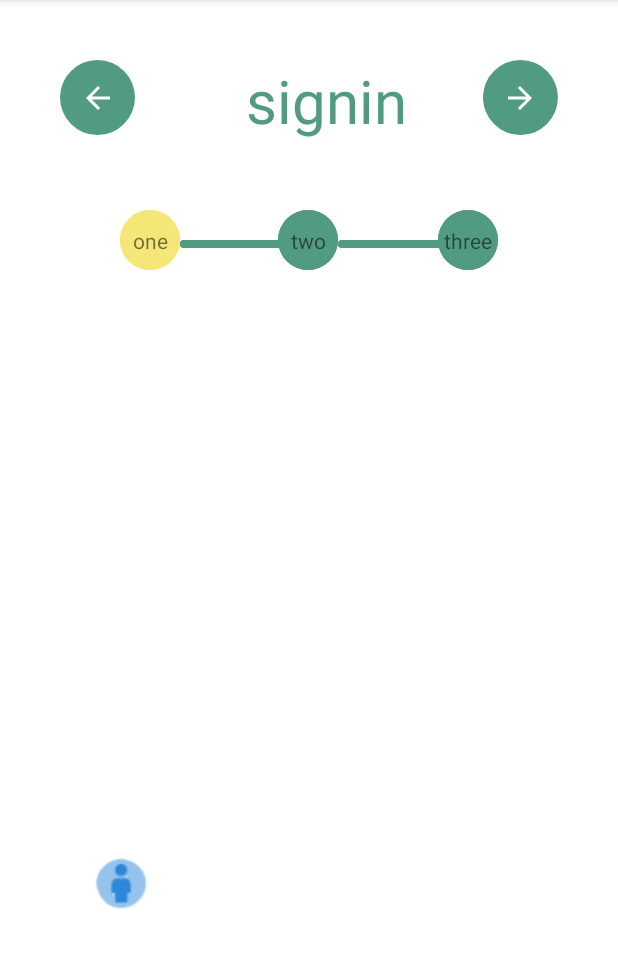
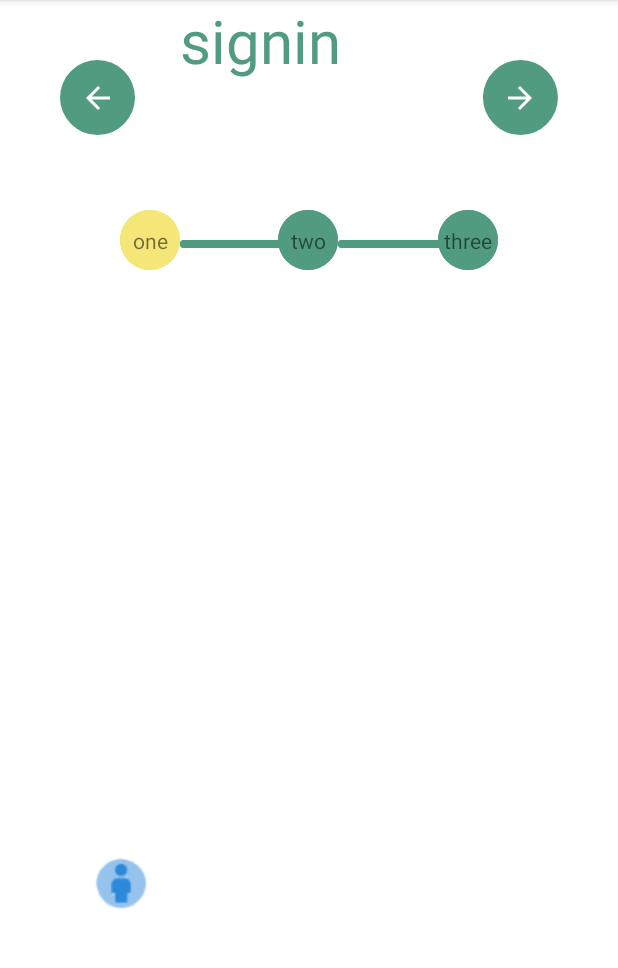
Before and after one commit to joey60504/SDHW, an Android app: the signin screen opened directly, with no data from a screen before it, on a phone screen of 412 x 824 dp, the part 84-1052 px from its top. Run offline under Robolectric (Android 15) with nearby library versions, the phone set to English and light mode, and no system bars.

Commit message:
１１２２３２３

```diff
--- a/app/src/main/res/layout/activity_signin.xml
+++ b/app/src/main/res/layout/activity_signin.xml
@@ -61,14 +61,13 @@
         android:id="@+id/textView5"
         android:layout_width="110dp"
         android:layout_height="52dp"
-        android:layout_marginTop="40dp"
         android:text="@string/signin"
         android:textColor="@color/green"
         android:textSize="40sp"
         app:layout_constraintEnd_toStartOf="@+id/imageButton4"
-        app:layout_constraintHorizontal_bias="0.606"
+        app:layout_constraintHorizontal_bias="0.245"
         app:layout_constraintStart_toEndOf="@+id/imageButton3"
-        app:layout_constraintTop_toTopOf="parent" />
+        tools:layout_editor_absoluteY="150dp" />
 
     <ImageButton
         android:id="@+id/imageButton6"
--- a/build.gradle
+++ b/build.gradle
@@ -6,7 +6,7 @@ buildscript {
         jcenter()
     }
     dependencies {
-        classpath "com.android.tools.build:gradle:4.1.2"
+        classpath 'com.android.tools.build:gradle:4.2.1'
         classpath "org.jetbrains.kotlin:kotlin-gradle-plugin:$kotlin_version"
         classpath 'com.google.gms:google-services:4.3.3'
 
```
Also changed, not shown: gradle/wrapper/gradle-wrapper.properties.
